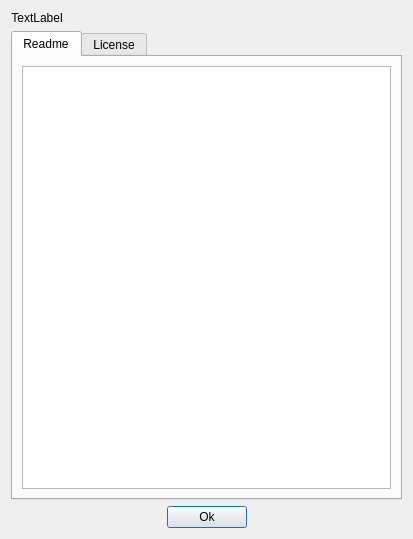
willfurnass/video4fuze, file GUI/AboutDiag.ui: the form before one commit.
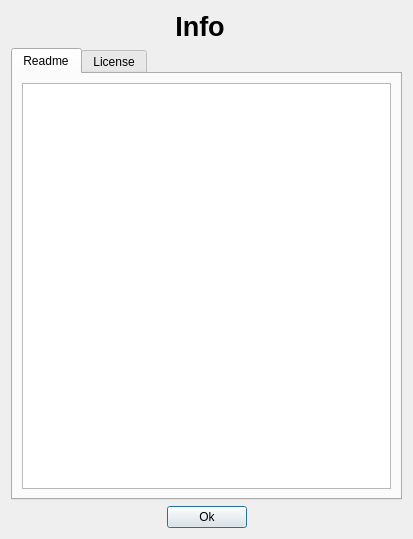
The form after the commit. Icons and pictures are not drawn.

Diff of the .ui file:
```diff
--- a/GUI/AboutDiag.ui
+++ b/GUI/AboutDiag.ui
@@ -37,6 +37,12 @@
     <layout class="QHBoxLayout" name="horizontalLayout">
      <item>
       <widget class="QLabel" name="Appinfo">
+       <property name="sizePolicy">
+        <sizepolicy hsizetype="Expanding" vsizetype="Preferred">
+         <horstretch>0</horstretch>
+         <verstretch>0</verstretch>
+        </sizepolicy>
+       </property>
        <property name="cursor">
         <cursorShape>WhatsThisCursor</cursorShape>
        </property>
@@ -44,7 +50,14 @@
         <string/>
        </property>
        <property name="text">
-        <string notr="true">TextLabel</string>
+        <string notr="true">&lt;!DOCTYPE HTML PUBLIC &quot;-//W3C//DTD HTML 4.0//EN&quot; &quot;http://www.w3.org/TR/REC-html40/strict.dtd&quot;&gt;
+&lt;html&gt;&lt;head&gt;&lt;meta name=&quot;qrichtext&quot; content=&quot;1&quot; /&gt;&lt;style type=&quot;text/css&quot;&gt;
+p, li { white-space: pre-wrap; }
+&lt;/style&gt;&lt;/head&gt;&lt;body style=&quot; font-family:'DejaVu Sans'; font-size:9pt; font-weight:400; font-style:normal;&quot;&gt;
+&lt;p style=&quot; margin-top:0px; margin-bottom:0px; margin-left:0px; margin-right:0px; -qt-block-indent:0; text-indent:0px;&quot;&gt;&lt;span style=&quot; font-size:20pt; font-weight:600;&quot;&gt;Info&lt;/span&gt;&lt;/p&gt;&lt;/body&gt;&lt;/html&gt;</string>
+       </property>
+       <property name="textFormat">
+        <enum>Qt::RichText</enum>
        </property>
        <property name="alignment">
         <set>Qt::AlignCenter</set>
@@ -61,6 +74,9 @@
          <property name="orientation">
           <enum>Qt::Horizontal</enum>
          </property>
+         <property name="sizeType">
+          <enum>QSizePolicy::Minimum</enum>
+         </property>
          <property name="sizeHint" stdset="0">
           <size>
            <width>0</width>
```
Left out of the diff: 4 changed lines with no effect on the pictures.
